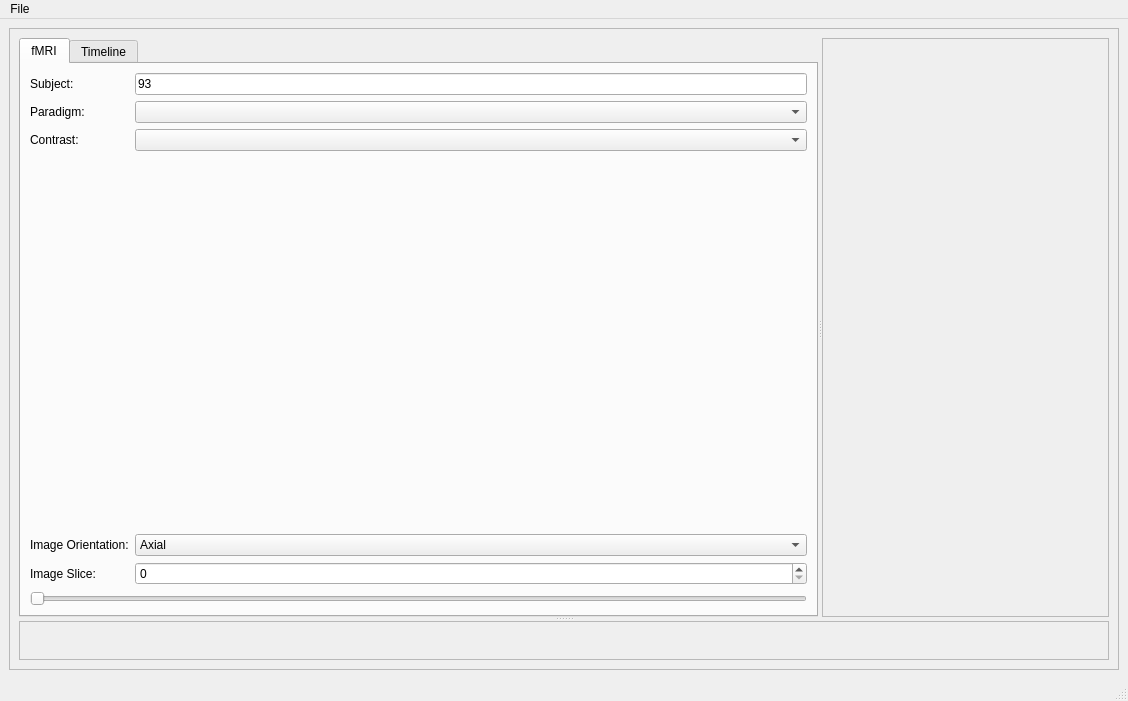
diego0020/braviz-app, file braviz/interaction/qt_guis/fmri_explore.ui: the form before one commit.
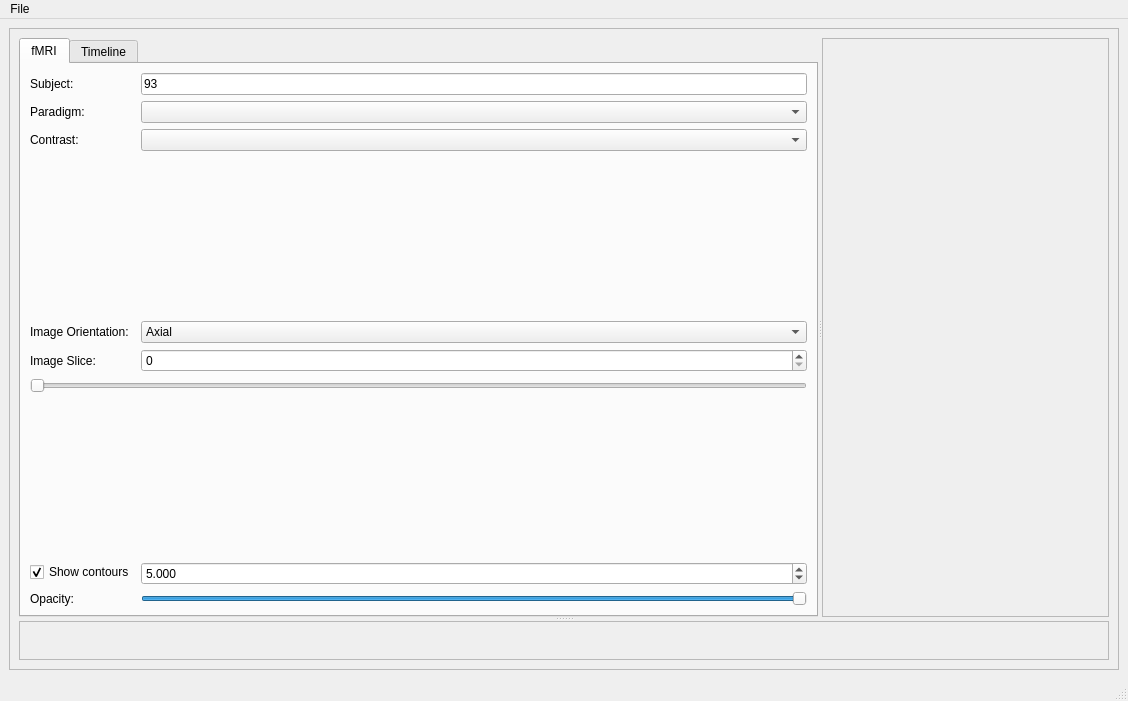
The form after the commit.

Commit message: fmri contours

```diff
--- a/braviz/interaction/qt_guis/fmri_explore.ui
+++ b/braviz/interaction/qt_guis/fmri_explore.ui
@@ -109,13 +109,6 @@
              <item row="5" column="1">
               <widget class="QSpinBox" name="slice_spin"/>
              </item>
-             <item row="6" column="0" colspan="2">
-              <widget class="QSlider" name="slice_slider">
-               <property name="orientation">
-                <enum>Qt::Horizontal</enum>
-               </property>
-              </widget>
-             </item>
              <item row="4" column="1">
               <widget class="QComboBox" name="image_orientation_combo">
                <item>
@@ -135,6 +128,78 @@
                </item>
               </widget>
              </item>
+             <item row="9" column="0">
+              <widget class="QCheckBox" name="show_contours_check">
+               <property name="text">
+                <string>Show contours</string>
+               </property>
+               <property name="checked">
+                <bool>true</bool>
+               </property>
+              </widget>
+             </item>
+             <item row="7" column="0" colspan="2">
+              <widget class="QSlider" name="slice_slider">
+               <property name="orientation">
+                <enum>Qt::Horizontal</enum>
+               </property>
+              </widget>
+             </item>
+             <item row="8" column="0">
+              <spacer name="verticalSpacer_3">
+               <property name="orientation">
+                <enum>Qt::Vertical</enum>
+               </property>
+               <property name="sizeHint" stdset="0">
+                <size>
+                 <width>20</width>
+                 <height>40</height>
+                </size>
+               </property>
+              </spacer>
+             </item>
+             <item row="9" column="1">
+              <widget class="QDoubleSpinBox" name="show_contours_value">
+               <property name="locale">
+                <locale language="English" country="Canada"/>
+               </property>
+               <property name="decimals">
+                <number>3</number>
+               </property>
+               <property name="minimum">
+                <double>0.000000000000000</double>
+               </property>
+               <property name="singleStep">
+                <double>0.100000000000000</double>
+               </property>
+               <property name="value">
+                <double>5.000000000000000</double>
+               </property>
+              </widget>
+             </item>
+             <item row="11" column="0">
+              <widget class="QLabel" name="label_8">
+               <property name="text">
+                <string>Opacity:</string>
+               </property>
+              </widget>
+             </item>
+             <item row="11" column="1">
+              <widget class="QSlider" name="contour_opacity_slider">
+               <property name="maximum">
+                <number>100</number>
+               </property>
+               <property name="value">
+                <number>100</number>
+               </property>
+               <property name="tracking">
+                <bool>false</bool>
+               </property>
+               <property name="orientation">
+                <enum>Qt::Horizontal</enum>
+               </property>
+              </widget>
+             </item>
             </layout>
            </widget>
            <widget class="QWidget" name="tab_2">
```
The commit also changes 4 other files.
